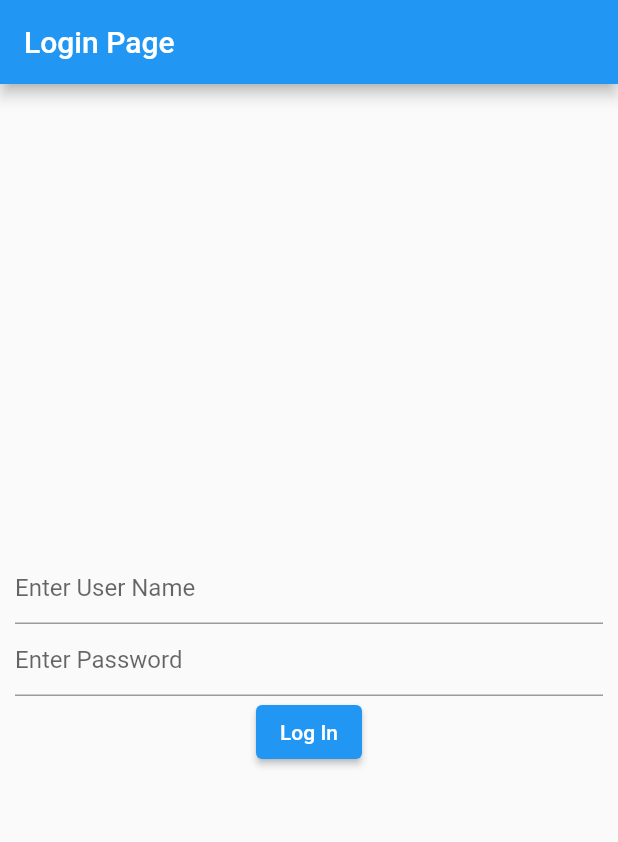
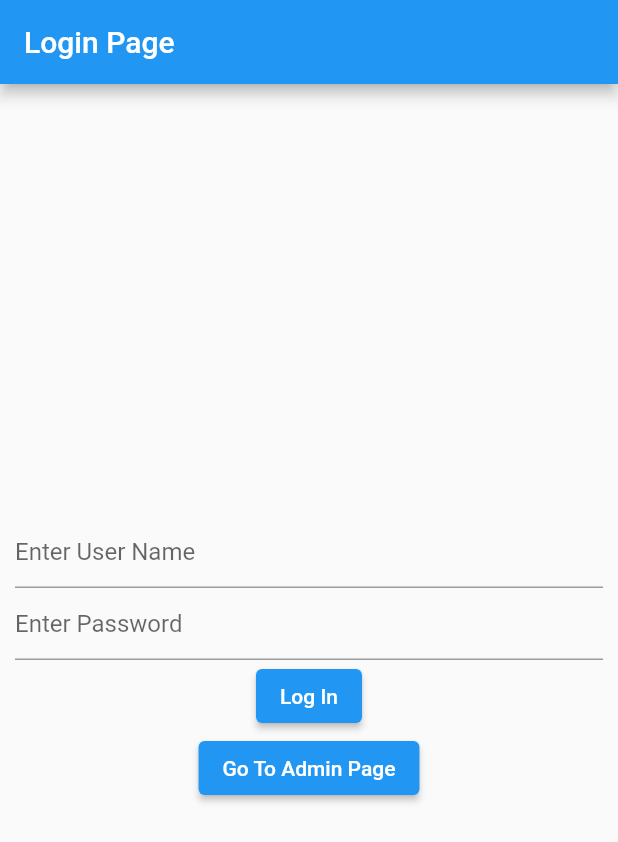
Before and after one commit to mertaksoyy/SPLoginPage, a Flutter app: the screen it shows after launch, after a tap on the "exit to app" icon, on a phone screen of 412 x 824 dp. Shown: the top 842 px of the screen. Run offline on Flutter 3.47's test engine with Material 2 defaults, Android fonts, the phone set to English and light mode, and no system bars; our stand-ins replace shared_preferences.

Commit message:
SPLoginPage
Admin Login Page with Shared Preferences

```diff
--- a/loginpage/lib/main.dart
+++ b/loginpage/lib/main.dart
@@ -1,4 +1,5 @@
 import 'package:flutter/material.dart';
+import 'package:loginpage/admin.dart';
 import 'package:loginpage/mainpage.dart';
 import 'package:shared_preferences/shared_preferences.dart';
 
@@ -63,7 +64,7 @@ class _LoginPageState extends State<LoginPage> {
       GlobalKey<ScaffoldState>(); //SnackBar kullanmak için key oluşturduk
 
   Future<void> login() async {
-    if (tfUserName.text == "Admin" && tfPassword.text == "12345") {
+    if (tfUserName.text == "User" && tfPassword.text == "12345") {
       var sp = await SharedPreferences.getInstance();
       sp.setString("username", tfUserName.text);
       sp.setString("password", tfPassword.text);
@@ -108,6 +109,13 @@ class _LoginPageState extends State<LoginPage> {
                   onPressed: () {
                     login(); //future fonksiyon
                   },
+                ),
+                ElevatedButton(
+                  child: Text("Go To Admin Page"),
+                  onPressed: () {
+                    Navigator.push(context,
+                        MaterialPageRoute(builder: (context) => adminPage()));
+                  },
                 )
               ],
             ),
--- a/loginpage/lib/mainpage.dart
+++ b/loginpage/lib/mainpage.dart
@@ -12,16 +12,27 @@ class MainPage extends StatefulWidget {
 }
 
 class _MainPageState extends State<MainPage> {
+  //Kullanıcı için
   var getUsername;
   var getPassword;
 
-  Future<void> getValues() async {
+  Future<void> getUserValues() async {
     var sp = await SharedPreferences.getInstance();
 
     setState(() {
       getUsername = sp.getString("username") ?? "Username Not Found";
       getPassword = sp.getString("password") ?? "Password Not Found";
     });
+  }
+
+  //Admin için
+  var adminUsername;
+  var adminPass;
+
+  Future<void> getAdminValues() async {
+    var sp = await SharedPreferences.getInstance();
+    adminUsername = sp.getString("admin");
+    adminPass = sp.getString("adminPass");
   }
 
   //çıkış yaparsa tüm verileri backstackten silecek olan fonksiyon
@@ -38,7 +49,8 @@ class _MainPageState extends State<MainPage> {
   @override
   void initState() {
     super.initState();
-    getValues();
+    getUserValues();
+    getAdminValues();
   }
 
   Widget build(BuildContext context) {
```
Also changed, not shown: loginpage/lib/admin.dart (added, +92 -0 lines).
